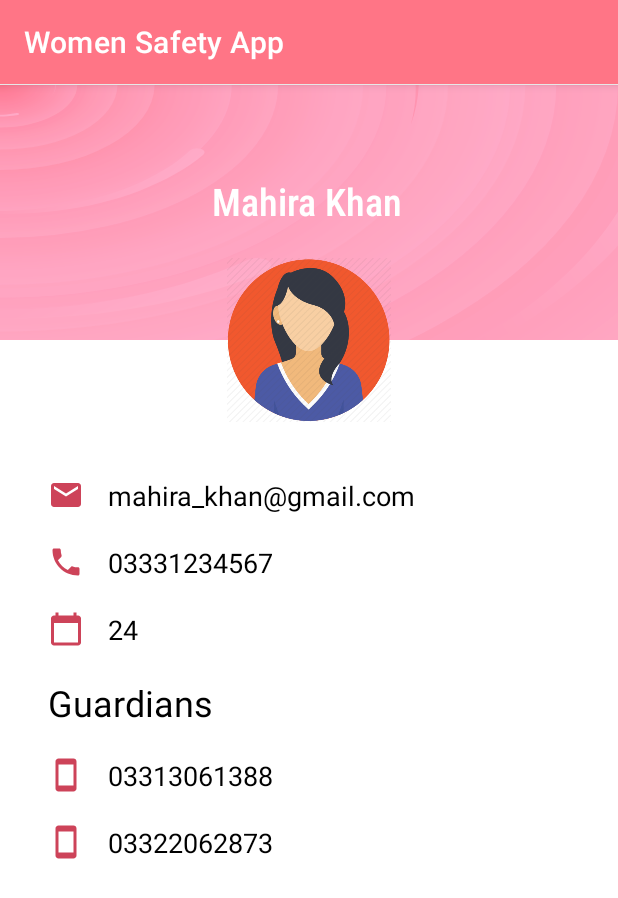
After one commit to tameerhussain388/Women-Safety-App, an Android app: the ProfileActivity screen opened directly, with no data from a screen before it, on a phone screen of 412 x 824 dp. The commit adds this screen. Shown: the top 898 px of the screen. Run offline under Robolectric (Android 15) with nearby library versions, the phone set to English and light mode, and no system bars.

Commit message:
add profile activity

```diff
--- a/app/src/main/java/com/fyp/womensafetyapp/DashboardActivity.java
+++ b/app/src/main/java/com/fyp/womensafetyapp/DashboardActivity.java
@@ -86,8 +86,14 @@ public class DashboardActivity extends AppCompatActivity {
     @Override
     public boolean onOptionsItemSelected(@NonNull MenuItem item) {
 
-        if (item.getItemId() == R.id.logout_btn) {
-            SignOut.signOutUser(this);
+        switch(item.getItemId()){
+            case R.id.logout_btn:
+                SignOut.signOutUser(this);
+                break;
+            case R.id.profile_btn:
+                Intent intent = new Intent(DashboardActivity.this,ProfileActivity.class);
+                startActivity(intent);
+                break;
         }
         return true;
     }
--- /dev/null
+++ b/app/src/main/java/com/fyp/womensafetyapp/ProfileActivity.java
@@ -0,0 +1,27 @@
+package com.fyp.womensafetyapp;
+
+import androidx.appcompat.app.AppCompatActivity;
+
+import android.os.Bundle;
+import android.widget.TextView;
+
+public class ProfileActivity extends AppCompatActivity {
+
+    public TextView tvName;
+    public TextView tvEmail;
+    public TextView tvPhone;
+    public TextView tvAge;
+    public TextView tvGuardianOne;
+    public TextView tvGuardianTwo;
+    @Override
+    protected void onCreate(Bundle savedInstanceState) {
+        super.onCreate(savedInstanceState);
+        setContentView(R.layout.activity_profile);
+        tvName = findViewById(R.id.tvProfileName);
+        tvEmail = findViewById(R.id.tvProfileEmail);
+        tvPhone = findViewById(R.id.tvProfilePhone);
+        tvAge = findViewById(R.id.tvProfileAge);
+        tvGuardianOne = findViewById(R.id.tvProfileGuardianOne);
+        tvGuardianTwo = findViewById(R.id.tvProfileGuardianTwo);
+    }
+}
--- /dev/null
+++ b/app/src/main/res/drawable/background_gradient.xml
@@ -0,0 +1,9 @@
+<?xml version="1.0" encoding="utf-8"?>
+<shape xmlns:android="http://schemas.android.com/apk/res/android"
+    android:shape="rectangle">
+    <gradient
+        android:angle="90"
+        android:startColor="@color/pink_700"
+        android:endColor="#FF364E"
+        android:type="linear"/>
+</shape>
--- /dev/null
+++ b/app/src/main/res/drawable/smartphone.xml
@@ -0,0 +1,10 @@
+<vector xmlns:android="http://schemas.android.com/apk/res/android"
+    android:width="24dp"
+    android:height="24dp"
+    android:viewportWidth="24"
+    android:viewportHeight="24"
+    android:tint="#CD4359">
+  <path
+      android:fillColor="@android:color/white"
+      android:pathData="M17,1.01L7,1c-1.1,0 -2,0.9 -2,2v18c0,1.1 0.9,2 2,2h10c1.1,0 2,-0.9 2,-2V3c0,-1.1 -0.9,-1.99 -2,-1.99zM17,19H7V5h10v14z"/>
+</vector>
--- /dev/null
+++ b/app/src/main/res/layout/activity_profile.xml
@@ -0,0 +1,292 @@
+<?xml version="1.0" encoding="utf-8"?>
+<androidx.constraintlayout.widget.ConstraintLayout xmlns:android="http://schemas.android.com/apk/res/android"
+    xmlns:app="http://schemas.android.com/apk/res-auto"
+    android:layout_width="match_parent"
+    android:layout_height="match_parent"
+    xmlns:tools="http://schemas.android.com/tools"
+    tools:context=".ProfileActivity">
+
+    <androidx.constraintlayout.widget.ConstraintLayout
+        android:id="@+id/constraintLayout"
+        android:layout_width="match_parent"
+        android:layout_height="170dp"
+        android:layout_marginTop="0dp"
+        android:layout_marginBottom="8dp"
+        android:background="@drawable/ic_main_background"
+        app:layout_constraintBottom_toBottomOf="parent"
+        app:layout_constraintEnd_toEndOf="parent"
+        app:layout_constraintHorizontal_bias="0.0"
+        app:layout_constraintStart_toStartOf="parent"
+        app:layout_constraintTop_toTopOf="parent"
+        app:layout_constraintVertical_bias="0.001">
+
+        <TextView
+            android:id="@+id/tvProfileName"
+            android:layout_width="wrap_content"
+            android:layout_height="wrap_content"
+            android:layout_marginStart="8dp"
+            android:layout_marginTop="60dp"
+            android:layout_marginEnd="8dp"
+            android:fontFamily="sans-serif-condensed-medium"
+            android:text="Mahira Khan"
+            android:textAlignment="center"
+            android:textColor="#FFFFFF"
+            android:textSize="25sp"
+            app:layout_constraintEnd_toEndOf="parent"
+            app:layout_constraintHorizontal_bias="0.497"
+            app:layout_constraintStart_toStartOf="parent"
+            app:layout_constraintTop_toTopOf="parent" />
+
+    </androidx.constraintlayout.widget.ConstraintLayout>
+    <ImageView
+        android:id="@+id/ivUser"
+        android:layout_width="126dp"
+        android:layout_height="109dp"
+        android:layout_marginStart="8dp"
+        android:layout_marginTop="116dp"
+        android:layout_marginEnd="8dp"
+        app:layout_constraintEnd_toEndOf="parent"
+        app:layout_constraintHorizontal_bias="0.498"
+        app:layout_constraintStart_toStartOf="parent"
+        app:layout_constraintTop_toTopOf="parent"
+        app:srcCompat="@drawable/girl_avatar" />
+
+    <androidx.constraintlayout.widget.ConstraintLayout
+        android:id="@+id/constraint"
+        android:layout_width="match_parent"
+        android:layout_height="wrap_content"
+        android:layout_marginTop="8dp"
+        android:layout_marginRight="16dp"
+        android:layout_marginBottom="16dp"
+        android:layout_marginLeft="16dp"
+        android:paddingBottom="20dp"
+        app:layout_constraintBottom_toBottomOf="parent"
+        app:layout_constraintEnd_toEndOf="parent"
+        app:layout_constraintHorizontal_bias="1.0"
+        app:layout_constraintStart_toStartOf="parent"
+        app:layout_constraintTop_toBottomOf="@+id/ivUser"
+        app:layout_constraintVertical_bias="0.038">
+
+        <LinearLayout
+            android:id="@+id/linearLayout"
+            android:layout_width="match_parent"
+            android:layout_height="wrap_content"
+            android:layout_marginStart="8dp"
+            android:layout_marginEnd="8dp"
+            android:orientation="horizontal"
+            app:layout_constraintEnd_toEndOf="parent"
+            app:layout_constraintHorizontal_bias="0.0"
+            app:layout_constraintStart_toStartOf="parent"
+            app:layout_constraintTop_toTopOf="parent">
+
+            <ImageView
+                android:id="@+id/email_imageview"
+                android:layout_width="wrap_content"
+                android:layout_height="wrap_content"
+                android:layout_marginStart="8dp"
+                android:layout_marginTop="20dp"
+                android:layout_marginEnd="8dp"
+                app:layout_constraintEnd_toEndOf="parent"
+                app:layout_constraintHorizontal_bias="0.126"
+                app:layout_constraintStart_toStartOf="parent"
+                app:layout_constraintTop_toBottomOf="@+id/workplace_textview"
+                app:srcCompat="@drawable/email" />
+
+            <TextView
+                android:textColor="@color/black"
+                android:id="@+id/tvProfileEmail"
+                android:layout_width="wrap_content"
+                android:layout_height="wrap_content"
+                android:layout_marginStart="8dp"
+                android:layout_marginTop="20dp"
+                android:layout_marginEnd="8dp"
+                android:text="mahira_khan@gmail.com"
+                android:textSize="18sp"
+                app:layout_constraintEnd_toEndOf="parent"
+                app:layout_constraintHorizontal_bias="0.031"
+                app:layout_constraintStart_toEndOf="@+id/email_imageview"
+                app:layout_constraintTop_toBottomOf="@+id/workplace_textview" />
+
+        </LinearLayout>
+
+
+        <LinearLayout
+            android:id="@+id/linearLayout2"
+            android:layout_width="match_parent"
+            android:layout_height="wrap_content"
+            android:layout_marginStart="8dp"
+            android:orientation="horizontal"
+            app:layout_constraintEnd_toEndOf="parent"
+            app:layout_constraintHorizontal_bias="0.0"
+            app:layout_constraintStart_toStartOf="parent"
+            app:layout_constraintTop_toBottomOf="@+id/linearLayout">
+
+
+            <ImageView
+                android:id="@+id/phone_imageview"
+                android:layout_width="wrap_content"
+                android:layout_height="wrap_content"
+                android:layout_marginStart="8dp"
+                android:layout_marginTop="20dp"
+                android:layout_marginEnd="8dp"
+                app:layout_constraintEnd_toEndOf="parent"
+                app:layout_constraintHorizontal_bias="0.126"
+                app:layout_constraintStart_toStartOf="parent"
+                app:layout_constraintTop_toBottomOf="@+id/email_imageview"
+                app:srcCompat="@drawable/phone" />
+
+            <TextView
+                android:textColor="@color/black"
+                android:id="@+id/tvProfilePhone"
+                android:layout_width="239dp"
+                android:layout_height="wrap_content"
+                android:layout_marginStart="8dp"
+                android:layout_marginTop="20dp"
+                android:layout_marginEnd="184dp"
+                android:text="03331234567"
+                android:textSize="18sp"
+                app:layout_constraintEnd_toEndOf="parent"
+                app:layout_constraintHorizontal_bias="0.031"
+                app:layout_constraintStart_toEndOf="@+id/phone_imageview"
+                app:layout_constraintTop_toBottomOf="@+id/tvProfileEmail" />
+
+        </LinearLayout>
+
+
+        <LinearLayout
+            android:id="@+id/linearLayout3"
+            android:layout_width="match_parent"
+            android:layout_height="wrap_content"
+            android:layout_marginStart="8dp"
+            android:orientation="horizontal"
+            app:layout_constraintEnd_toEndOf="parent"
+            app:layout_constraintHorizontal_bias="0.0"
+            app:layout_constraintStart_toStartOf="parent"
+            app:layout_constraintTop_toBottomOf="@+id/linearLayout2">
+
+            <ImageView
+                android:id="@+id/imageview"
+                android:layout_width="wrap_content"
+                android:layout_height="wrap_content"
+                android:layout_marginStart="8dp"
+                android:layout_marginTop="20dp"
+                android:layout_marginEnd="8dp"
+                app:layout_constraintEnd_toEndOf="parent"
+                app:layout_constraintHorizontal_bias="0.126"
+                app:layout_constraintStart_toStartOf="parent"
+                app:layout_constraintTop_toBottomOf="@+id/video_textview"
+                app:srcCompat="@drawable/age" />
+
+            <TextView
+                android:textColor="@color/black"
+                android:id="@+id/tvProfileAge"
+                android:layout_width="336dp"
+                android:layout_height="wrap_content"
+                android:layout_marginStart="8dp"
+                android:layout_marginTop="20dp"
+                android:layout_marginEnd="184dp"
+                android:text="24"
+                android:textSize="18sp"
+                app:layout_constraintEnd_toEndOf="parent"
+                app:layout_constraintHorizontal_bias="0.031"
+                app:layout_constraintStart_toEndOf="@+id/facebook_imageview"
+                app:layout_constraintTop_toBottomOf="@+id/video_textview" />
+
+        </LinearLayout>
+
+
+        <LinearLayout
+            android:id="@+id/linearLayout4"
+            android:layout_width="match_parent"
+            android:layout_height="wrap_content"
+            android:layout_marginStart="8dp"
+            android:orientation="vertical"
+            android:layout_marginTop="20dp"
+            app:layout_constraintEnd_toEndOf="parent"
+            app:layout_constraintHorizontal_bias="0.0"
+            app:layout_constraintStart_toStartOf="parent"
+            app:layout_constraintTop_toBottomOf="@+id/linearLayout3">
+
+            <TextView
+                android:layout_width="match_parent"
+                android:layout_height="match_parent"
+                android:textColor="@color/black"
+                android:textSize="24sp"
+                android:layout_marginStart="8dp"
+                android:text="Guardians"/>
+
+            <LinearLayout
+                android:layout_width="match_parent"
+                android:layout_height="wrap_content"
+                android:orientation="horizontal"
+                app:layout_constraintEnd_toEndOf="parent"
+                app:layout_constraintHorizontal_bias="0.0"
+                app:layout_constraintStart_toStartOf="parent"
+                app:layout_constraintTop_toBottomOf="@+id/linearLayout2">
+
+
+                <ImageView
+                    android:layout_width="wrap_content"
+                    android:layout_height="wrap_content"
+                    android:layout_marginTop="20dp"
+                    android:layout_marginEnd="8dp"
+                    android:layout_marginStart="8dp"
+                    app:layout_constraintEnd_toEndOf="parent"
+                    app:layout_constraintHorizontal_bias="0.126"
+                    app:layout_constraintStart_toStartOf="parent"
+                    app:layout_constraintTop_toBottomOf="@+id/video_textview"
+                    app:srcCompat="@drawable/smartphone" />
+
+                <TextView
+                    android:textColor="@color/black"
+                    android:id="@+id/tvProfileGuardianOne"
+                    android:layout_width="336dp"
+                    android:layout_height="wrap_content"
+                    android:layout_marginStart="8dp"
+                    android:layout_marginTop="20dp"
+                    android:layout_marginEnd="16dp"
+                    android:text="03313061388"
+                    android:textSize="18sp" />
+
+            </LinearLayout>
+
+            <LinearLayout
+                android:layout_width="match_parent"
+                android:layout_height="wrap_content"
+                android:orientation="horizontal"
+                app:layout_constraintEnd_toEndOf="parent"
+                app:layout_constraintHorizontal_bias="0.0"
+                app:layout_constraintStart_toStartOf="parent"
+                app:layout_constraintTop_toBottomOf="@+id/linearLayout2">
+
+                <ImageView
+                    android:layout_width="wrap_content"
+                    android:layout_height="wrap_content"
+                    android:layout_marginTop="20dp"
+                    android:layout_marginEnd="8dp"
+                    android:layout_marginStart="8dp"
+                    app:layout_constraintEnd_toEndOf="parent"
+                    app:layout_constraintHorizontal_bias="0.126"
+                    app:layout_constraintStart_toStartOf="parent"
+                    app:layout_constraintTop_toBottomOf="@+id/video_textview"
+                    app:srcCompat="@drawable/smartphone" />
+
+                <TextView
+                    android:textColor="@color/black"
+                    android:id="@+id/tvProfileGuardianTwo"
+                    android:layout_width="336dp"
+                    android:layout_height="wrap_content"
+                    android:layout_marginTop="20dp"
+                    android:layout_marginStart="8dp"
+                    android:layout_marginEnd="16dp"
+                    android:text="03322062873"
+                    android:textSize="18sp" />
+
+            </LinearLayout>
+
+        </LinearLayout>
+
+    </androidx.constraintlayout.widget.ConstraintLayout>
+
+
+</androidx.constraintlayout.widget.ConstraintLayout>
--- a/app/src/main/res/menu/options_menu.xml
+++ b/app/src/main/res/menu/options_menu.xml
@@ -1,5 +1,9 @@
 <?xml version="1.0" encoding="utf-8"?>
 <menu xmlns:android="http://schemas.android.com/apk/res/android">
+    <item android:id="@+id/profile_btn"
+        android:icon="@drawable/ic_baseline_person_24"
+        android:title="Profile"/>
+
     <item android:id="@+id/logout_btn"
         android:icon="@drawable/ic_baseline_login_24"
         android:title="Log out"/>
```
Also changed, not shown: app/src/main/AndroidManifest.xml (+7 -1 lines), app/src/main/res/drawable/girl_avatar.png (added).
